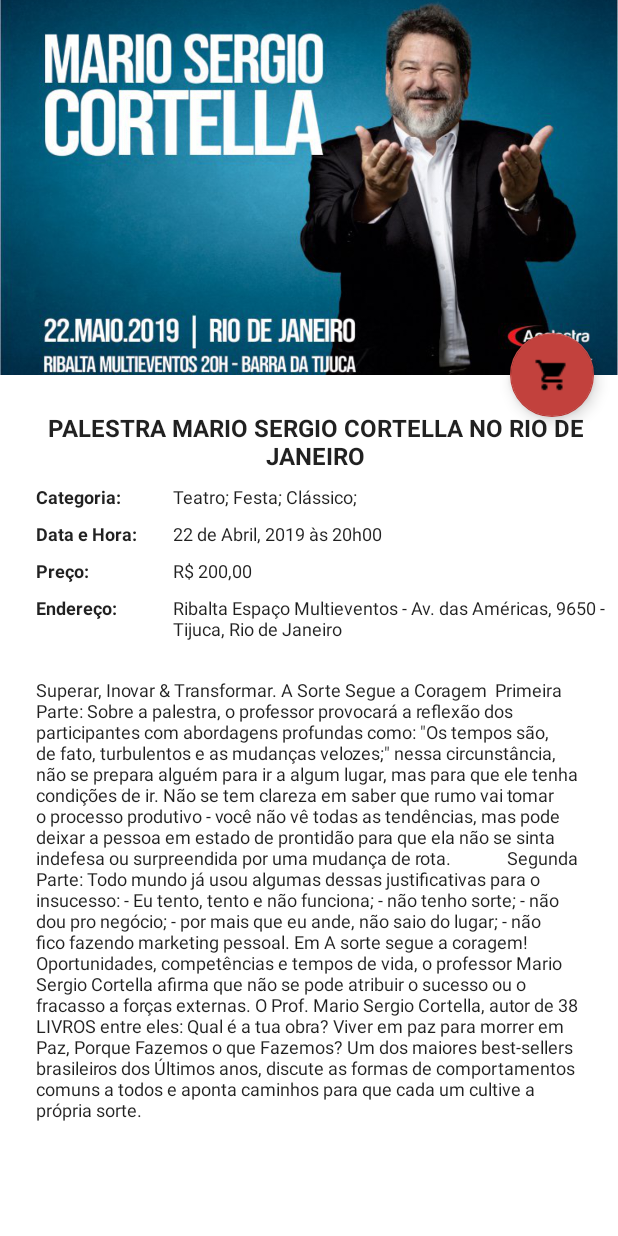
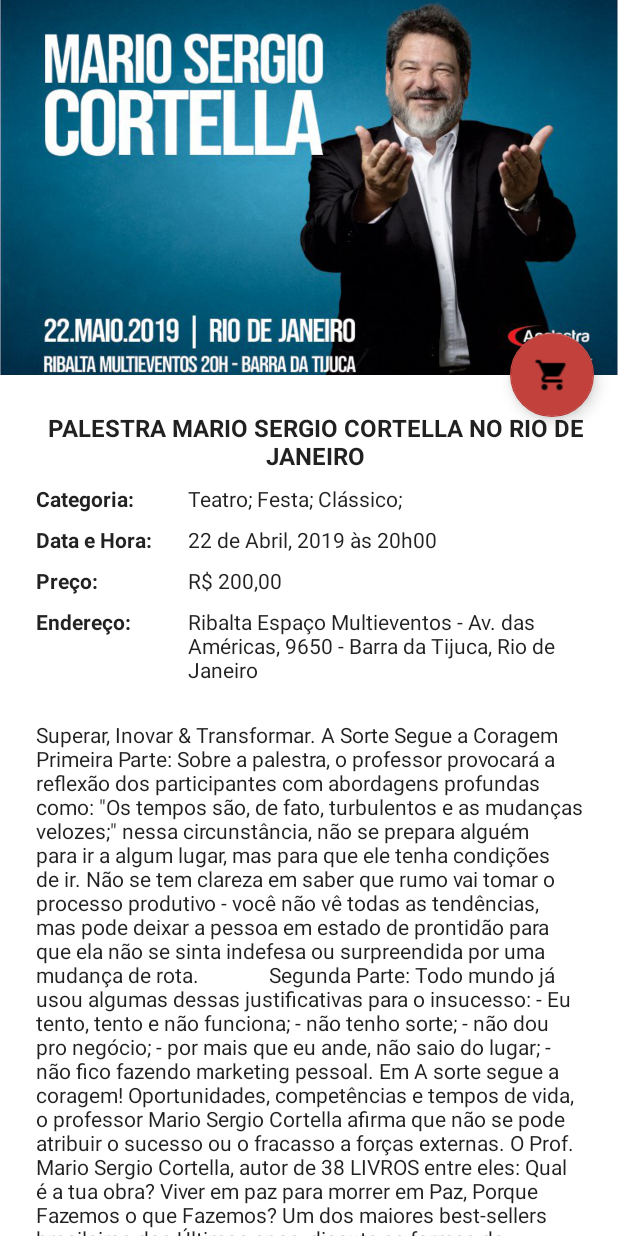
Before and after one commit to IsaqueCoelho/EventApp, an Android app: the layout fragment_event_details.xml on its own in the app's theme, with its tools: preview values and no code run, on a phone screen of 412 x 824 dp. Run offline under Robolectric (Android 15) with nearby library versions, the phone set to English and light mode, and no system bars.

Commit message:
Event Description implemented

```diff
--- a/app/src/main/java/com/example/isaquecoelho/mbeventapp/model/Event.kt
+++ b/app/src/main/java/com/example/isaquecoelho/mbeventapp/model/Event.kt
@@ -3,9 +3,9 @@ package com.example.isaquecoelho.mbeventapp.model
 data class Event constructor(var id: String? = null,
                         var title: String? = null,
                         var image: String? = null,
-                        var type: List<String>? = null,
+                        var category: List<String>? = null,
                         var schedule: String? = null,
                         var price: String? = null,
                         var address: String? = null,
-                        var description: String? = null
+                        var overview: String? = null
 )
--- a/app/src/main/java/com/example/isaquecoelho/mbeventapp/utils/StringUtils.kt
+++ b/app/src/main/java/com/example/isaquecoelho/mbeventapp/utils/StringUtils.kt
@@ -3,7 +3,6 @@ package com.example.isaquecoelho.mbeventapp.utils
 import java.security.MessageDigest
 
 class StringUtils {
-
     fun passwordHash(text: String): String{
         val textBytes = text.toByteArray()
         val textmessageDigest = MessageDigest.getInstance("SHA-256")
--- a/app/src/main/res/layout/fragment_event_details.xml
+++ b/app/src/main/res/layout/fragment_event_details.xml
@@ -5,7 +5,7 @@
         android:layout_width="match_parent"
         android:layout_height="match_parent"
         xmlns:app="http://schemas.android.com/apk/res-auto"
-        tools:context=".view.BlankFragment">
+        tools:context=".view.EventDetailsFragment">
 
 
     <android.support.design.widget.AppBarLayout
@@ -71,6 +71,7 @@
                     android:id="@+id/gridlayout_general_information"
                     android:layout_width="match_parent"
                     android:layout_height="wrap_content"
+                    android:orientation="horizontal"
                     android:columnCount="2"
                     android:rowCount="4"
                     app:layout_constraintTop_toBottomOf="@+id/textview_event_title">
@@ -81,14 +82,18 @@
                         android:layout_width="wrap_content"
                         android:layout_height="wrap_content"
                         android:textStyle="bold"
-                        android:text="@string/msg_textview_category_topic"/>
+                        android:text="@string/msg_textview_category_topic"
+                        android:layout_row="0"
+                        android:layout_column="0"/>
 
                 <TextView
                         android:id="@+id/textview_event_category_response"
                         style="@style/CardView.MovieCatalogTopic"
-                        android:layout_width="match_parent"
-                        android:layout_height="wrap_content"
-                        tools:text="Teatro; Festa; Clássico;"/>
+                        android:layout_width="0dp"
+                        android:layout_gravity="fill_horizontal"
+                        tools:text="Teatro; Festa; Clássico;"
+                        android:layout_row="0"
+                        android:layout_column="1"/>
 
                 <TextView
                         android:id="@+id/textview_event_schedule_topic"
@@ -96,14 +101,18 @@
                         android:layout_width="wrap_content"
                         android:layout_height="wrap_content"
                         android:textStyle="bold"
-                        android:text="@string/msg_textview_event_schedule_topic"/>
+                        android:text="@string/msg_textview_event_schedule_topic"
+                        android:layout_row="1"
+                        android:layout_column="0"/>
 
                 <TextView
                         android:id="@+id/textview_event_schedule_response"
                         style="@style/CardView.MovieCatalogTopic"
-                        android:layout_width="match_parent"
-                        android:layout_height="wrap_content"
-                        tools:text="22 de Abril, 2019 às 20h00"/>
+                        android:layout_width="0dp"
+                        android:layout_gravity="fill_horizontal"
+                        tools:text="22 de Abril, 2019 às 20h00"
+                        android:layout_row="1"
+                        android:layout_column="1"/>
 
                 <TextView
                         android:id="@+id/textview_event_price_topic"
@@ -111,14 +120,18 @@
                         android:layout_width="wrap_content"
                         android:layout_height="wrap_content"
                         android:textStyle="bold"
-                        android:text="@string/msg_textview_event_price"/>
+                        android:text="@string/msg_textview_event_price"
+                        android:layout_row="2"
+                        android:layout_column="0"/>
 
                 <TextView
                         android:id="@+id/textview_event_price_response"
                         style="@style/CardView.MovieCatalogTopic"
-                        android:layout_width="match_parent"
-                        android:layout_height="wrap_content"
-                        tools:text="R$ 200,00"/>
+                        android:layout_width="0dp"
+                        android:layout_gravity="fill_horizontal"
+                        tools:text="R$ 200,00"
+                        android:layout_row="2"
+                        android:layout_column="1"/>
 
 
                 <TextView
@@ -127,14 +140,18 @@
                         android:layout_width="wrap_content"
                         android:layout_height="wrap_content"
                         android:textStyle="bold"
-                        android:text="@string/msg_textview_event_address_topic"/>
+                        android:text="@string/msg_textview_event_address_topic"
+                        android:layout_row="3"
+                        android:layout_column="0"/>
 
                 <TextView
                         android:id="@+id/textview_event_address_response"
                         style="@style/CardView.MovieCatalogTopic"
-                        android:layout_width="match_parent"
-                        android:layout_height="wrap_content"
-                        tools:text="Ribalta Espaço Multieventos - Av. das Américas, 9650 - Barra da Tijuca, Rio de Janeiro"/>
+                        android:layout_width="0dp"
+                        android:layout_gravity="fill_horizontal"
+                        tools:text="Ribalta Espaço Multieventos - Av. das Américas, 9650 - Barra da Tijuca, Rio de Janeiro"
+                        android:layout_row="3"
+                        android:layout_column="1"/>
 
             </GridLayout>
 
--- a/app/src/main/res/values/dimens.xml
+++ b/app/src/main/res/values/dimens.xml
@@ -3,7 +3,7 @@
 
     <!-- Text Dimens -->
     <dimen name="title_text">16sp</dimen>
-    <dimen name="body_text">12sp</dimen>
+    <dimen name="body_text">14sp</dimen>
 
     <!-- Magin Dimens -->
     <dimen name="heavyMargin3">64dp</dimen>
```
Also changed, not shown: app/src/main/java/com/example/isaquecoelho/mbeventapp/view/EventDetailsFragment.kt (+53 -12 lines), app/src/main/java/com/example/isaquecoelho/mbeventapp/view/MainActivity.kt (+10 -2 lines).
